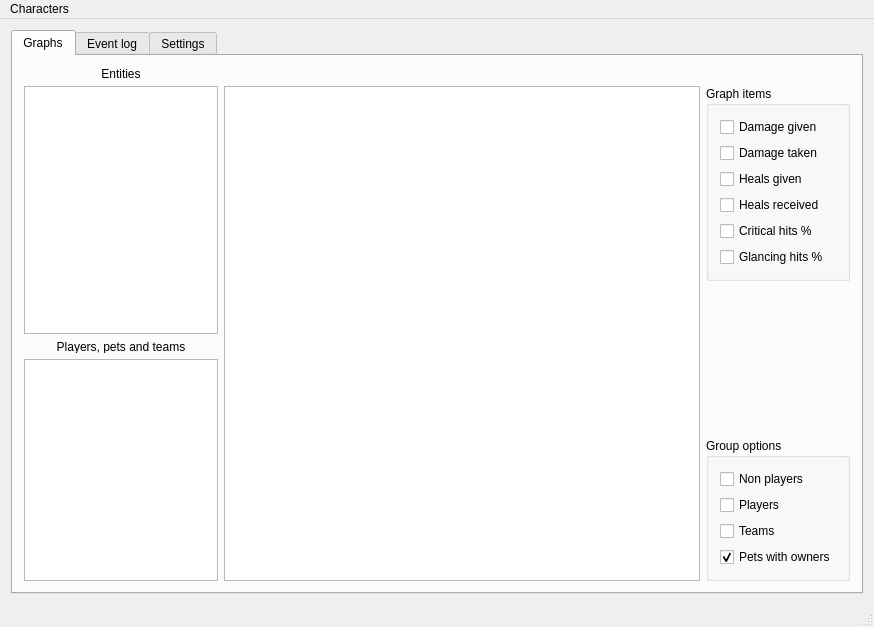
First picture: the form in mainwindow.ui, repository Coolbeer/AOLogger, before the edit.
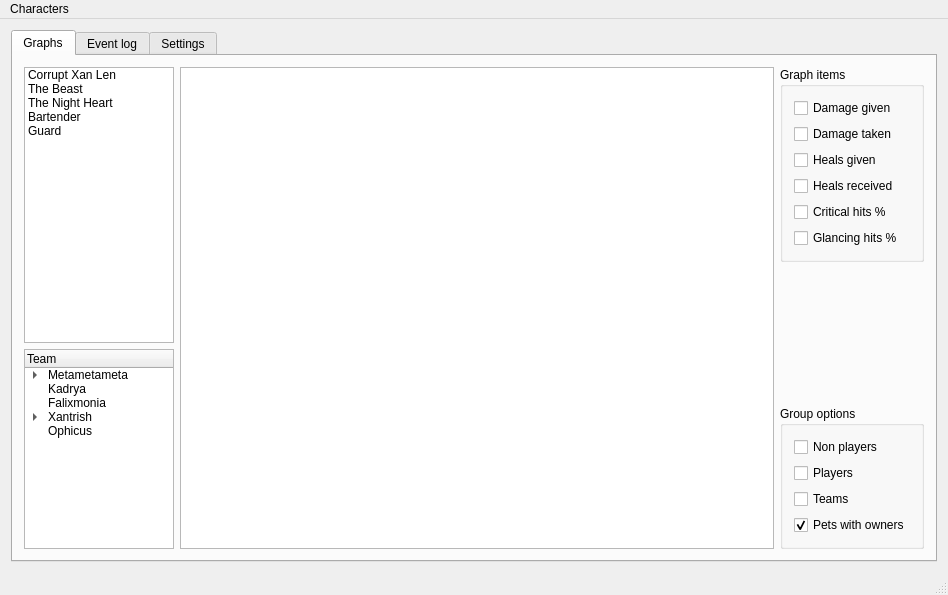
Second picture: the form after the edit.

Commit message: Changed team list to a TreeView component Added mock data

What changed in the file:
```diff
--- a/mainwindow.ui
+++ b/mainwindow.ui
@@ -6,8 +6,8 @@
    <rect>
     <x>0</x>
     <y>0</y>
-    <width>874</width>
-    <height>627</height>
+    <width>948</width>
+    <height>595</height>
    </rect>
   </property>
   <property name="windowTitle">
@@ -26,44 +26,47 @@
        </attribute>
        <layout class="QGridLayout" name="gridLayout_2">
         <item row="0" column="0">
-         <widget class="QLabel" name="label_2">
-          <property name="minimumSize">
-           <size>
-            <width>0</width>
-            <height>13</height>
-           </size>
-          </property>
-          <property name="maximumSize">
-           <size>
-            <width>194</width>
-            <height>13</height>
-           </size>
-          </property>
-          <property name="text">
-           <string>Entities</string>
-          </property>
-          <property name="alignment">
-           <set>Qt::AlignCenter</set>
-          </property>
-         </widget>
-        </item>
-        <item row="1" column="0">
          <widget class="QListWidget" name="entityList">
           <property name="minimumSize">
            <size>
-            <width>194</width>
+            <width>150</width>
             <height>0</height>
            </size>
           </property>
           <property name="maximumSize">
            <size>
-            <width>194</width>
+            <width>150</width>
             <height>16777215</height>
            </size>
           </property>
+          <item>
+           <property name="text">
+            <string>Corrupt Xan Len</string>
+           </property>
+          </item>
+          <item>
+           <property name="text">
+            <string>The Beast</string>
+           </property>
+          </item>
+          <item>
+           <property name="text">
+            <string>The Night Heart</string>
+           </property>
+          </item>
+          <item>
+           <property name="text">
+            <string>Bartender</string>
+           </property>
+          </item>
+          <item>
+           <property name="text">
+            <string>Guard</string>
+           </property>
+          </item>
          </widget>
         </item>
-        <item row="1" column="2" rowspan="3">
+        <item row="0" column="2" rowspan="2">
          <layout class="QVBoxLayout" name="verticalLayout_11">
           <item>
            <widget class="QGroupBox" name="graphItems">
@@ -177,39 +180,83 @@
           </item>
          </layout>
         </item>
-        <item row="2" column="0">
-         <widget class="QLabel" name="label">
-          <property name="maximumSize">
-           <size>
-            <width>194</width>
-            <height>13</height>
-           </size>
-          </property>
-          <property name="text">
-           <string>Players, pets and teams</string>
-          </property>
-          <property name="alignment">
-           <set>Qt::AlignCenter</set>
-          </property>
-         </widget>
-        </item>
-        <item row="3" column="0">
-         <widget class="QListWidget" name="toonList">
+        <item row="1" column="0">
+         <widget class="QTreeWidget" name="teamTree">
           <property name="minimumSize">
            <size>
             <width>0</width>
-            <height>222</height>
+            <height>0</height>
            </size>
           </property>
           <property name="maximumSize">
            <size>
-            <width>194</width>
-            <height>222</height>
+            <width>150</width>
+            <height>200</height>
            </size>
           </property>
+          <column>
+           <property name="text">
+            <string>Team</string>
+           </property>
+          </column>
+          <item>
+           <property name="text">
+            <string>Metametameta</string>
+           </property>
+           <item>
+            <property name="text">
+             <string>Harms</string>
+            </property>
+           </item>
+           <item>
+            <property name="text">
+             <string>Heals</string>
+            </property>
+           </item>
+           <item>
+            <property name="text">
+             <string>Hazes</string>
+            </property>
+           </item>
+           <item>
+            <property name="text">
+             <string>Hides</string>
+            </property>
+           </item>
+          </item>
+          <item>
+           <property name="text">
+            <string>Kadrya</string>
+           </property>
+          </item>
+          <item>
+           <property name="text">
+            <string>Falixmonia</string>
+           </property>
+          </item>
+          <item>
+           <property name="text">
+            <string>Xantrish</string>
+           </property>
+           <item>
+            <property name="text">
+             <string>OmniTek</string>
+            </property>
+           </item>
+           <item>
+            <property name="text">
+             <string>Is your friend</string>
+            </property>
+           </item>
+          </item>
+          <item>
+           <property name="text">
+            <string>Ophicus</string>
+           </property>
+          </item>
          </widget>
         </item>
-        <item row="1" column="1" rowspan="3">
+        <item row="0" column="1" rowspan="2">
          <widget class="QGraphicsView" name="graphicsView">
           <property name="maximumSize">
            <size>
@@ -320,7 +367,7 @@
     <rect>
      <x>0</x>
      <y>0</y>
-     <width>874</width>
+     <width>948</width>
      <height>21</height>
     </rect>
    </property>
```
